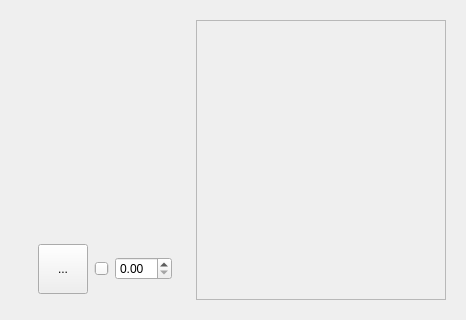
Before: the Qt Designer form GUI/SceneEditorTab.ui in istee/cor3d, drawn with Qt 5.
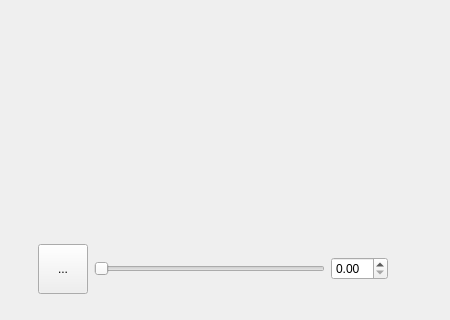
After: the same form once the commit is applied. Custom widgets are drawn as their Qt base class.

Commit message: deleted unused files. transformations updates. not stable version (crashes during glwidget transformations)

```diff
--- a/GUI/SceneEditorTab.ui
+++ b/GUI/SceneEditorTab.ui
@@ -78,72 +78,8 @@
        </widget>
       </item>
       <item>
-       <widget class="QScrollArea" name="scrollArea">
-        <property name="sizePolicy">
-         <sizepolicy hsizetype="Fixed" vsizetype="Expanding">
-          <horstretch>0</horstretch>
-          <verstretch>0</verstretch>
-         </sizepolicy>
-        </property>
-        <property name="minimumSize">
-         <size>
-          <width>250</width>
-          <height>0</height>
-         </size>
-        </property>
-        <property name="widgetResizable">
-         <bool>true</bool>
-        </property>
-        <widget class="QWidget" name="scrollAreaWidgetContents">
-         <property name="geometry">
-          <rect>
-           <x>0</x>
-           <y>0</y>
-           <width>248</width>
-           <height>282</height>
-          </rect>
-         </property>
-         <layout class="QVBoxLayout" name="verticalLayout">
-          <item>
-           <spacer name="horizontalSpacer">
-            <property name="orientation">
-             <enum>Qt::Horizontal</enum>
-            </property>
-            <property name="sizeHint" stdset="0">
-             <size>
-              <width>40</width>
-              <height>20</height>
-             </size>
-            </property>
-           </spacer>
-          </item>
-          <item>
-           <widget class="ManageScene" name="widget_5" native="true"/>
-          </item>
-          <item>
-           <widget class="ManageSceneTimePoints" name="widget_6" native="true"/>
-          </item>
-          <item>
-           <widget class="QWidget" name="widget_7" native="true"/>
-          </item>
-          <item>
-           <widget class="TransformationsWidget" name="widget_4" native="true"/>
-          </item>
-          <item>
-           <spacer name="verticalSpacer">
-            <property name="orientation">
-             <enum>Qt::Vertical</enum>
-            </property>
-            <property name="sizeHint" stdset="0">
-             <size>
-              <width>20</width>
-              <height>40</height>
-             </size>
-            </property>
-           </spacer>
-          </item>
-         </layout>
-        </widget>
+       <widget class="QWidget" name="glwidgetHolderLayout" native="true">
+        <layout class="QGridLayout" name="gridLayout"/>
        </widget>
       </item>
      </layout>
@@ -151,26 +87,6 @@
    </item>
   </layout>
  </widget>
- <customwidgets>
-  <customwidget>
-   <class>TransformationsWidget</class>
-   <extends>QWidget</extends>
-   <header location="global">GUI/SideWidgetComponents/TransformationsWidget.h</header>
-   <container>1</container>
-  </customwidget>
-  <customwidget>
-   <class>ManageScene</class>
-   <extends>QWidget</extends>
-   <header>GUI/SideWidgetComponents/ManageScene.h</header>
-   <container>1</container>
-  </customwidget>
-  <customwidget>
-   <class>ManageSceneTimePoints</class>
-   <extends>QWidget</extends>
-   <header>GUI/SIdeWidgetComponents/ManageSceneTimePoints.h</header>
-   <container>1</container>
-  </customwidget>
- </customwidgets>
  <resources/>
  <connections/>
 </ui>
```
The commit also changes 59 other files.
